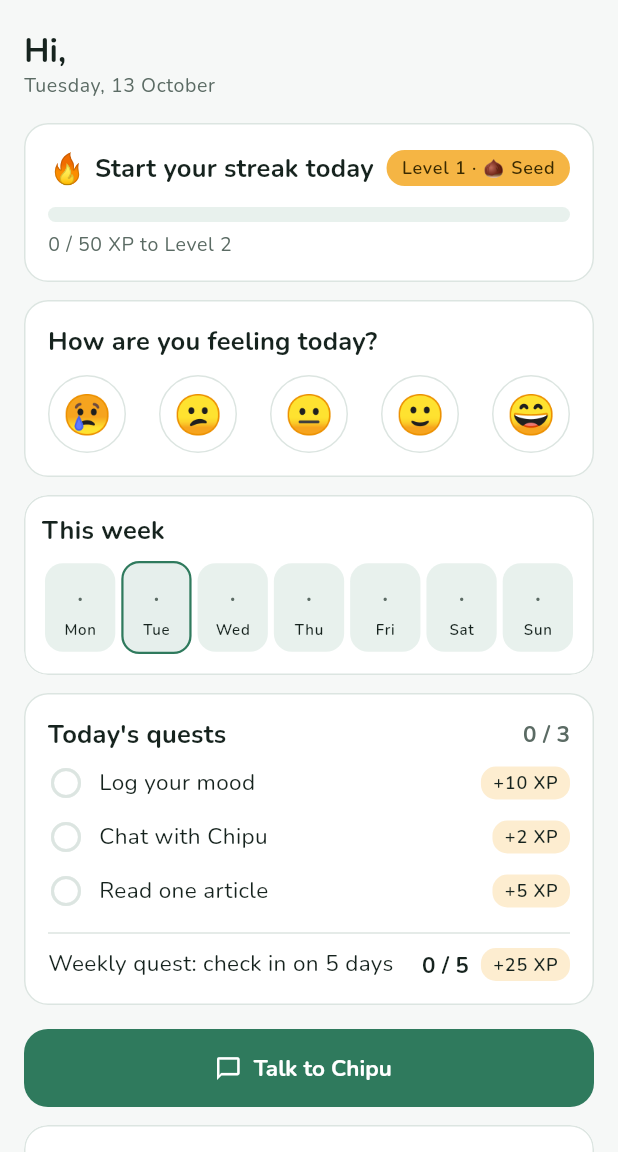
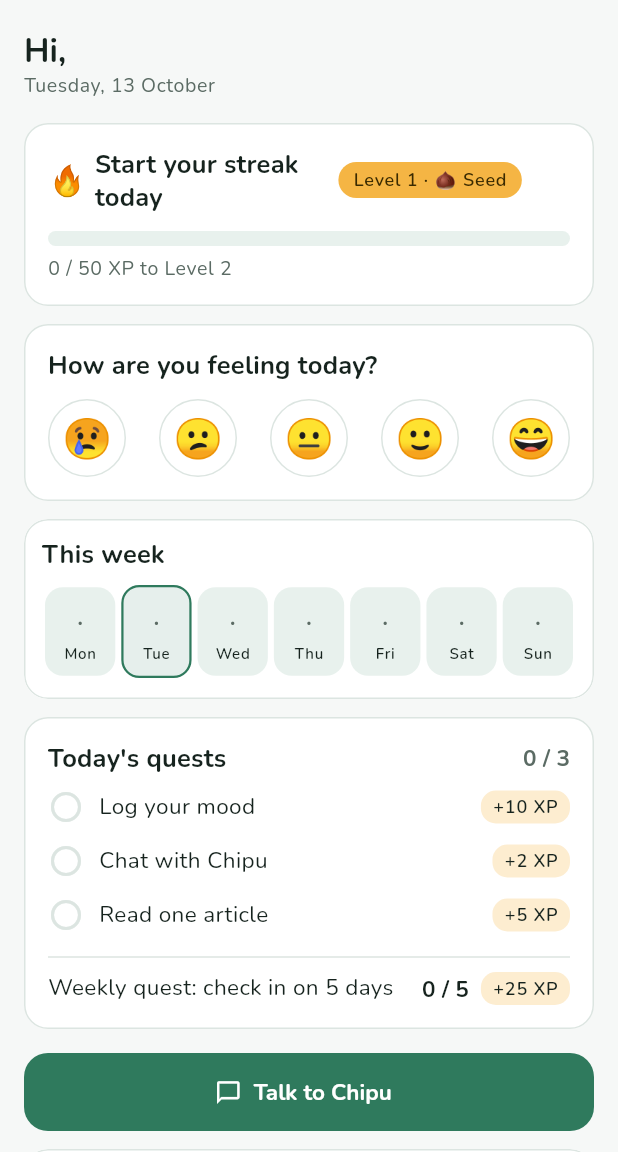
Before and after one commit to Joykan/mindquest-app, a Flutter app: the HomeScreen screen opened directly with empty values, on a phone screen of 412 x 824 dp, the part 84-1236 px from its top. Run offline on Flutter 3.47's test engine with Material 3 defaults, Android fonts, the phone set to English and light mode, and no system bars; our stand-ins replace go_router, shared_preferences, supabase_flutter; accounts and stored records are empty.

Commit message:
Level pill on Home shrinks instead of overflowing; Kiswahili review sheet, round 2

```diff
--- a/lib/features/home/home_screen.dart
+++ b/lib/features/home/home_screen.dart
@@ -271,7 +271,11 @@ class _HomeBody extends StatelessWidget {
                         style: theme.textTheme.titleMedium,
                       ),
                     ),
-                    Container(
+                    const SizedBox(width: 8),
+                    // Flexible so a long level name in Kiswahili or a big
+                    // system font shortens with "..." instead of overflowing.
+                    Flexible(
+                      child: Container(
                         padding: const EdgeInsets.symmetric(
                             horizontal: 10, vertical: 4),
                         decoration: BoxDecoration(
@@ -279,8 +283,11 @@ class _HomeBody extends StatelessWidget {
                             borderRadius: BorderRadius.circular(12)),
                         child: Text(
                           '${context.tr('Level', 'Kiwango')} ${level.level} · ${title.emoji} ${title.name(lang)}',
+                          maxLines: 1,
+                          overflow: TextOverflow.ellipsis,
                           style: theme.textTheme.labelSmall
                               ?.copyWith(color: mq.onReward),
+                        ),
                       ),
                     ),
                   ],
```
Also changed, not shown: 1 other file. Lines whose indentation alone changed are shown as unchanged.
